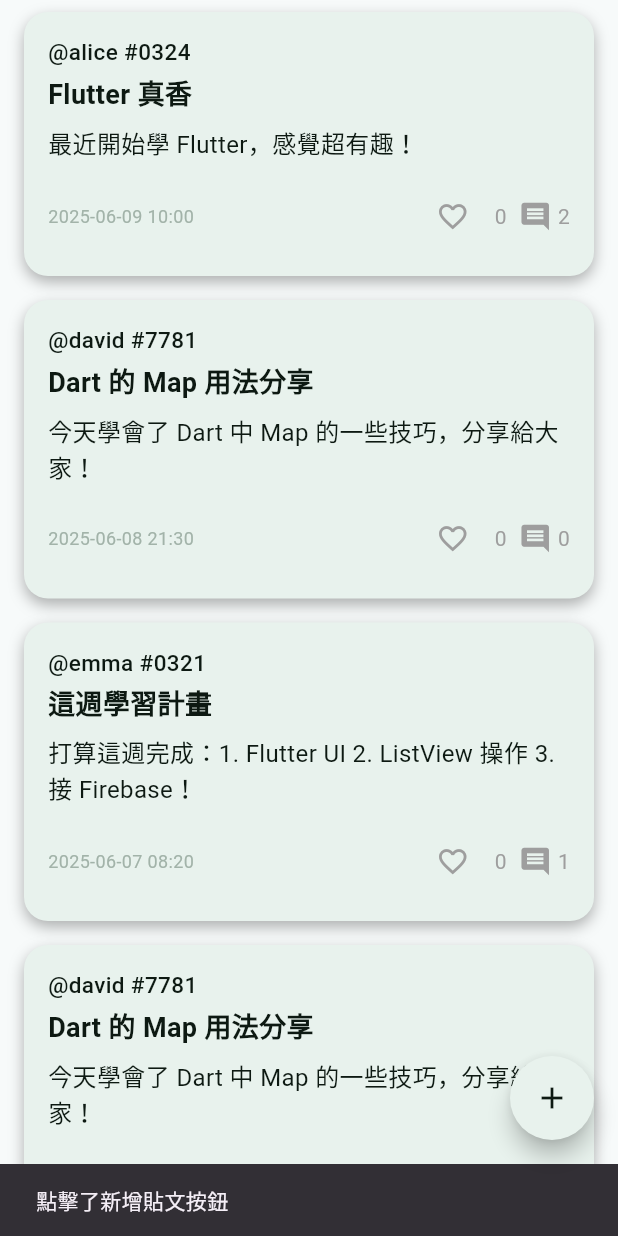
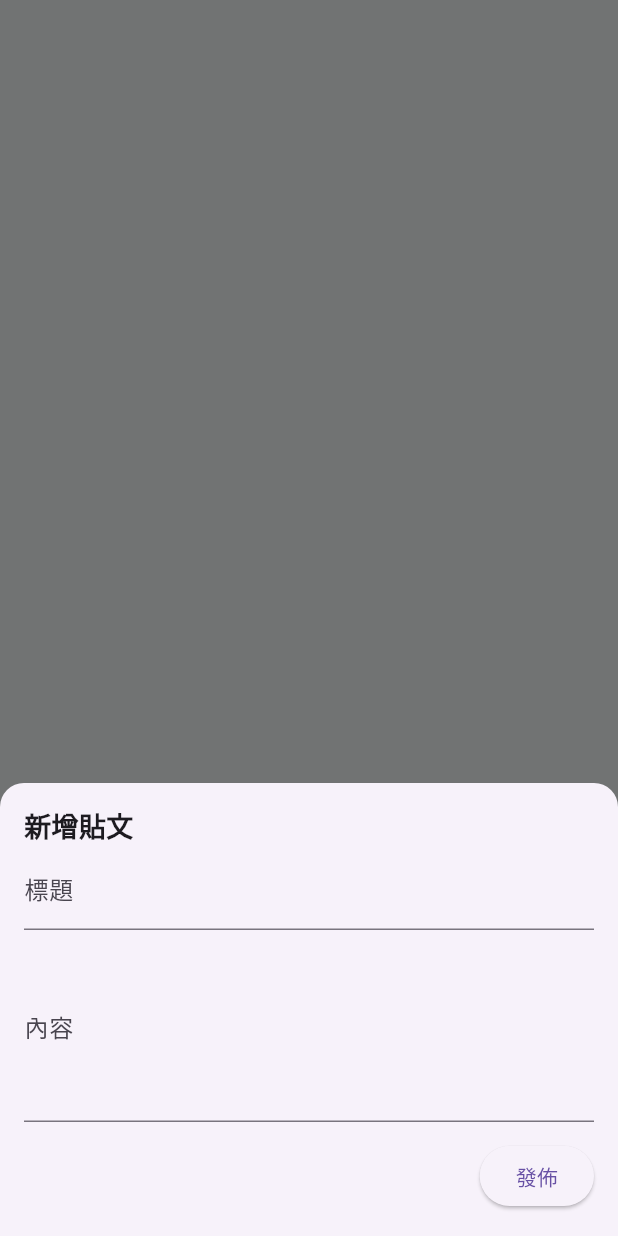
Before and after one commit to Luffy1225/Luama, a Flutter app: the Nav_PostWidget screen opened directly with sample values from the repository, after a tap on the "add" icon, on a phone screen of 412 x 824 dp. Run offline on Flutter 3.47's test engine with Material 3 defaults, Android fonts, the phone set to English and light mode, and no system bars; our stand-ins replace flutter_tts, speech_to_text; accounts and stored records are empty; network calls fail.

Commit message:
ADD: uuid(Unused), DONE: Request post , Build post, TODO: loadUser,

```diff
--- a/lib/pages/nav/nav_postpage.dart
+++ b/lib/pages/nav/nav_postpage.dart
@@ -5,6 +5,10 @@ import '../../util/user.dart';
 import '../../util/app_colors.dart'; // 引用自訂顏色
 import '../../util/chatmsg.dart';
 import 'package:url_launcher/url_launcher.dart';
+
+import 'package:uuid/uuid.dart';
+
+var UUID = Uuid();
 
 class Nav_PostWidget extends StatefulWidget {
   final TUser mySelf;
@@ -40,15 +44,95 @@ class _Nav_PostWidgetState extends State<Nav_PostWidget> {
       backgroundColor: appColors.ScaffoldBackground,
       floatingActionButton: FloatingActionButton(
         onPressed: () {
-          // 點擊 + 處理邏輯
-          ScaffoldMessenger.of(
-            context,
-          ).showSnackBar(SnackBar(content: Text("點擊了新增貼文按鈕")));
+          EditNewPost(context, (title, content) {
+            Post Buildpost = Post(
+              userName: widget.mySelf.userName,
+              userID: widget.mySelf.userId,
+              title: title,
+              content: content,
+              time: GetNowTimeStamp(),
+            );
+
+            setState(() {
+              postManager.addNews(Buildpost);
+            });
+            ChatMsg postmsg = ChatMsg(
+              sender: widget.mySelf.userName,
+              senderID: widget.mySelf.userId,
+              receiver: "LuamaServer",
+              timestamp: GetNowTimeStamp(),
+              content: jsonEncode(Buildpost.toJson()),
+              service: ServiceType.build_post,
+              type: MessageType.text,
+            );
+
+            widget.mySelf.sendMessage(postmsg);
+          });
         },
         shape: const CircleBorder(),
         backgroundColor: appColors.ButtonBGColor,
         child: Icon(Icons.add, color: appColors.TopBar_IconColor),
       ),
+    );
+  }
+
+  void EditNewPost(
+    BuildContext context,
+    Function(String title, String content) onPostSubmit,
+  ) {
+    final TextEditingController titleController = TextEditingController();
+    final TextEditingController contentController = TextEditingController();
+
+    showModalBottomSheet(
+      context: context,
+      isScrollControlled: true,
+      shape: RoundedRectangleBorder(
+        borderRadius: BorderRadius.vertical(top: Radius.circular(16)),
+      ),
+      builder: (context) {
+        return Padding(
+          padding: EdgeInsets.only(
+            bottom: MediaQuery.of(context).viewInsets.bottom + 16,
+            left: 16,
+            right: 16,
+            top: 16,
+          ),
+          child: Column(
+            mainAxisSize: MainAxisSize.min,
+            crossAxisAlignment: CrossAxisAlignment.start,
+            children: [
+              Text(
+                "新增貼文",
+                style: TextStyle(fontSize: 18, fontWeight: FontWeight.bold),
+              ),
+              TextField(
+                controller: titleController,
+                decoration: InputDecoration(labelText: "標題"),
+              ),
+              TextField(
+                controller: contentController,
+                decoration: InputDecoration(labelText: "內容"),
+                maxLines: 4,
+              ),
+              const SizedBox(height: 12),
+              Align(
+                alignment: Alignment.centerRight,
+                child: ElevatedButton(
+                  onPressed: () {
+                    String title = titleController.text.trim();
+                    String content = contentController.text.trim();
+                    if (title.isNotEmpty || content.isNotEmpty) {
+                      onPostSubmit(title, content);
+                      Navigator.pop(context); // 關閉 bottom sheet
+                    }
+                  },
+                  child: Text("發佈"),
+                ),
+              ),
+            ],
+          ),
+        );
+      },
     );
   }
 
@@ -82,11 +166,11 @@ class _Nav_PostWidgetState extends State<Nav_PostWidget> {
           for (var postInfo in contentData) {
             Post post = Post(
               userName: postInfo["userName"],
-              userid: postInfo["userid"],
+              userID: postInfo["userID"],
               title: postInfo["title"],
               time: postInfo["time"],
               content: postInfo["content"],
-              comments: postInfo["comments"],
+              // comments: postInfo["comments"],
             );
             postManager.addNews(post);
           }
@@ -103,7 +187,7 @@ class _Nav_PostWidgetState extends State<Nav_PostWidget> {
         for (var postInfo in postList) {
           Post post = Post(
             userName: postInfo["userName"],
-            userid: postInfo["userid"],
+            userID: postInfo["userid"],
             title: postInfo["title"],
             time: postInfo["time"],
             content: postInfo["content"],
@@ -141,7 +225,7 @@ class _PostWidgetState extends State<PostWidget> {
     super.initState();
     likeAmount = widget.post.likeAmount;
     userName = widget.post.userName;
-    userid = widget.post.userid;
+    userid = widget.post.userID;
     title = widget.post.title;
     time = widget.post.time;
     content = widget.post.content;
@@ -277,8 +361,9 @@ class _PostWidgetState extends State<PostWidget> {
 }
 
 class Post {
+  String uuid = '';
   final String userName;
-  final String userid;
+  final String userID;
   final String title;
   final String time;
   final String content;
@@ -287,8 +372,9 @@ class Post {
   int likeAmount = 0;
 
   Post({
+    String? uuid,
     required this.userName,
-    required this.userid,
+    required this.userID,
     required this.title,
     required this.time,
     required this.content,
@@ -299,114 +385,77 @@ class Post {
   void addComment(Post comment) {
     comments.add(comment);
   }
+
+  Map<String, dynamic> toJson() {
+    return {
+      "uuid": uuid,
+      "userName": userName,
+      "userID": userID,
+      "title": title,
+      "content": content,
+      "likes": likeAmount,
+      "time": time,
+    };
+  }
 }
 
 class PostManager {
   final List<Post> postList = [
-    Post(
-      userName: "alice",
-      userid: "0324",
-      title: "Flutter 真香",
-      time: "2025-06-09 10:00",
-      content: "最近開始學 Flutter，感覺超有趣！",
-      comments: [
-        Post(
-          userName: "bob",
-          userid: "3660",
-          title: "",
-          time: "2025-06-09 10:05",
-          content: "真的！我用它做了一個 app！",
-        ),
-        Post(
-          userName: "charlie",
-          userid: "5812",
-          title: "",
-          time: "2025-06-09 10:10",
-          content: "有推薦的教學影片嗎？",
-        ),
-      ],
-    ),
+    // Post(
+    //   userName: "alice",
+    //   userID: "0324",
+    //   title: "Flutter 真香",
+    //   time: "2025-06-09 10:00",
+    //   content: "最近開始學 Flutter，感覺超有趣！",
+    //   comments: [
+    //     Post(
+    //       userName: "bob",
+    //       userID: "3660",
+    //       title: "",
+    //       time: "2025-06-09 10:05",
+    //       content: "真的！我用它做了一個 app！",
+    //     ),
+    //     Post(
+    //       userName: "charlie",
+    //       userID: "5812",
+    //       title: "",
+    //       time: "2025-06-09 10:10",
+    //       content: "有推薦的教學影片嗎？",
+    //     ),
+    //   ],
+    // ),
 
-    Post(
-      userName: "david",
-      userid: "7781",
-      title: "Dart 的 Map 用法分享",
-      time: "2025-06-08 21:30",
-      content: "今天學會了 Dart 中 Map 的一些技巧，分享給大家！",
-    ),
+    // Post(
+    //   userName: "david",
+    //   userID: "7781",
+    //   title: "Dart 的 Map 用法分享",
+    //   time: "2025-06-08 21:30",
+    //   content: "今天學會了 Dart 中 Map 的一些技巧，分享給大家！",
+    // ),
 
-    Post(
-      userName: "emma",
-      userid: "0321",
-      title: "這週學習計畫",
-      time: "2025-06-07 08:20",
-      content: "打算這週完成：1. Flutter UI 2. ListView 操作 3. 接 Firebase！",
-      comments: [
-        Post(
-          userName: "frank",
-          userid: "0317",
-          title: "",
-          time: "2025-06-07 09:00",
-          content: "加油！我也在學類似的內容～",
-        ),
-      ],
-    ),
-    Post(
-      userName: "david",
-      userid: "7781",
-      title: "Dart 的 Map 用法分享",
-      time: "2025-06-08 21:30",
-      content: "今天學會了 Dart 中 Map 的一些技巧，分享給大家！",
-    ),
-    Post(
-      userName: "david",
-      userid: "7781",
-      title: "Dart 的 Map 用法分享",
-      time: "2025-06-08 21:30",
-      content: "今天學會了 Dart 中 Map 的一些技巧，分享給大家！",
-    ),
-    Post(
-      userName: "david",
-      userid: "7781",
-      title: "Dart 的 Map 用法分享",
-      time: "2025-06-08 21:30",
-      content: "今天學會了 Dart 中 Map 的一些技巧，分享給大家！",
-    ),
-    Post(
-      userName: "david",
-      userid: "7781",
-      title: "Dart 的 Map 用法分享",
-      time: "2025-06-08 21:30",
-      content: "今天學會了 Dart 中 Map 的一些技巧，分享給大家！",
-    ),
-    Post(
-      userName: "david",
-      userid: "7781",
-      title: "Dart 的 Map 用法分享",
-      time: "2025-06-08 21:30",
-      content: "今天學會了 Dart 中 Map 的一些技巧，分享給大家！",
-    ),
-    Post(
-      userName: "david",
-      userid: "7781",
-      title: "Dart 的 Map 用法分享",
-      time: "2025-06-08 21:30",
-      content: "今天學會了 Dart 中 Map 的一些技巧，分享給大家！",
-    ),
-    Post(
-      userName: "david",
-      userid: "7781",
-      title: "Dart 的 Map 用法分享",
-      time: "2025-06-08 21:30",
-      content: "今天學會了 Dart 中 Map 的一些技巧，分享給大家！",
-    ),
-    Post(
-      userName: "david",
-      userid: "7781",
-      title: "Dart 的 Map 用法分享",
-      time: "2025-06-08 21:30",
-      content: "今天學會了 Dart 中 Map 的一些技巧，分享給大家！",
-    ),
+    // Post(
+    //   userName: "emma",
+    //   userID: "0321",
+    //   title: "這週學習計畫",
+    //   time: "2025-06-07 08:20",
+    //   content: "打算這週完成：1. Flutter UI 2. ListView 操作 3. 接 Firebase！",
+    //   comments: [
+    //     Post(
+    //       userName: "frank",
+    //       userID: "0317",
+    //       title: "",
+    //       time: "2025-06-07 09:00",
+    //       content: "加油！我也在學類似的內容～",
+    //     ),
+    //   ],
+    // ),
+    // Post(
+    //   userName: "david",
+    //   userID: "7781",
+    //   title: "Dart 的 Map 用法分享",
+    //   time: "2025-06-08 21:30",
+    //   content: "今天學會了 Dart 中 Map 的一些技巧，分享給大家！",
+    // ),
   ];
 
   List<Post> getAllNews() {
--- a/pubspec.yaml
+++ b/pubspec.yaml
@@ -16,6 +16,7 @@ dependencies:
   speech_to_text: ^7.0.0 # STT
   flutter_tts: ^4.2.2 # TTS
   url_launcher: ^6.1.7 # url
+  uuid: ^3.0.6
 
 dev_dependencies:
   flutter_test:
```
Also changed, not shown: pubspec.lock, 4 other files.
